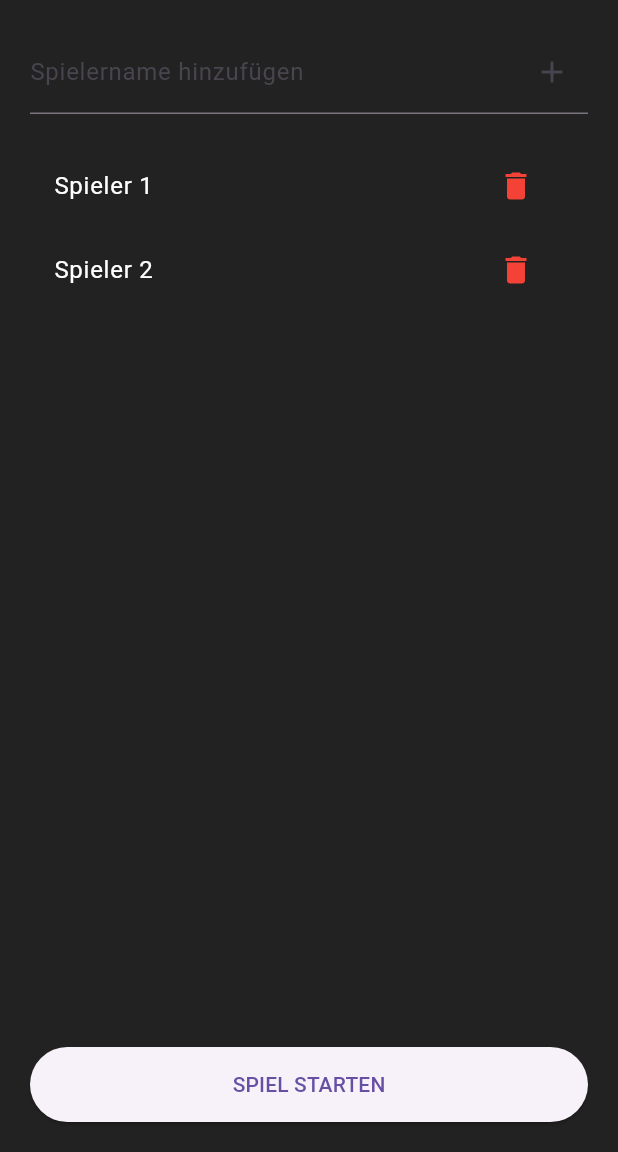
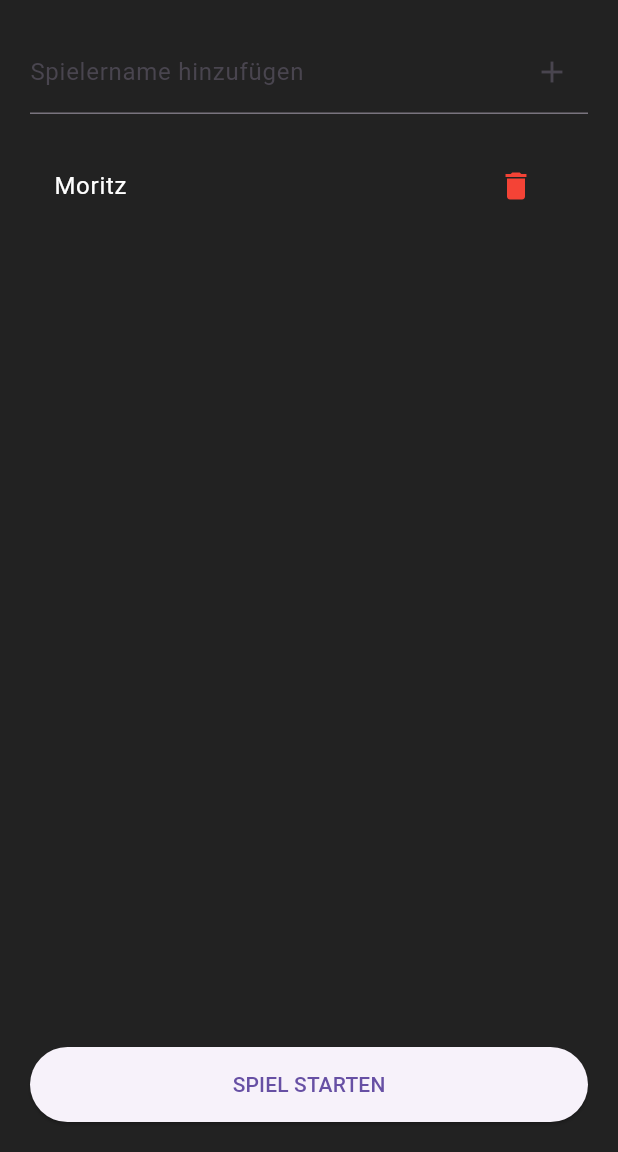
Before and after one commit to infrarot123/flutter-dart-app, a Flutter app: the screen it shows after launch, on a phone screen of 412 x 824 dp, the part 84-1236 px from its top. Run offline on Flutter 3.47's test engine with Material 3 defaults, Android fonts, the phone set to English and light mode, and no system bars; our stand-ins replace audioplayers.

Commit message:
Adjust empty state

```diff
--- a/lib/main.dart
+++ b/lib/main.dart
@@ -47,9 +47,9 @@ class GameState extends ChangeNotifier {
   int currentModifier = 1; // 1 = Single, 2 = Double, 3 = Triple
 
   // State
-  List<Player> players = [Player(name: "Spieler 1"), Player(name: "Spieler 2")];
+  List<Player> players = [];
 
-  List<String> playerNames = ["Spieler 1", "Spieler 2"];
+  List<String> playerNames = ["Moritz"];
 
   void addPlayerName(String name) {
     if (name.isNotEmpty) {
```
